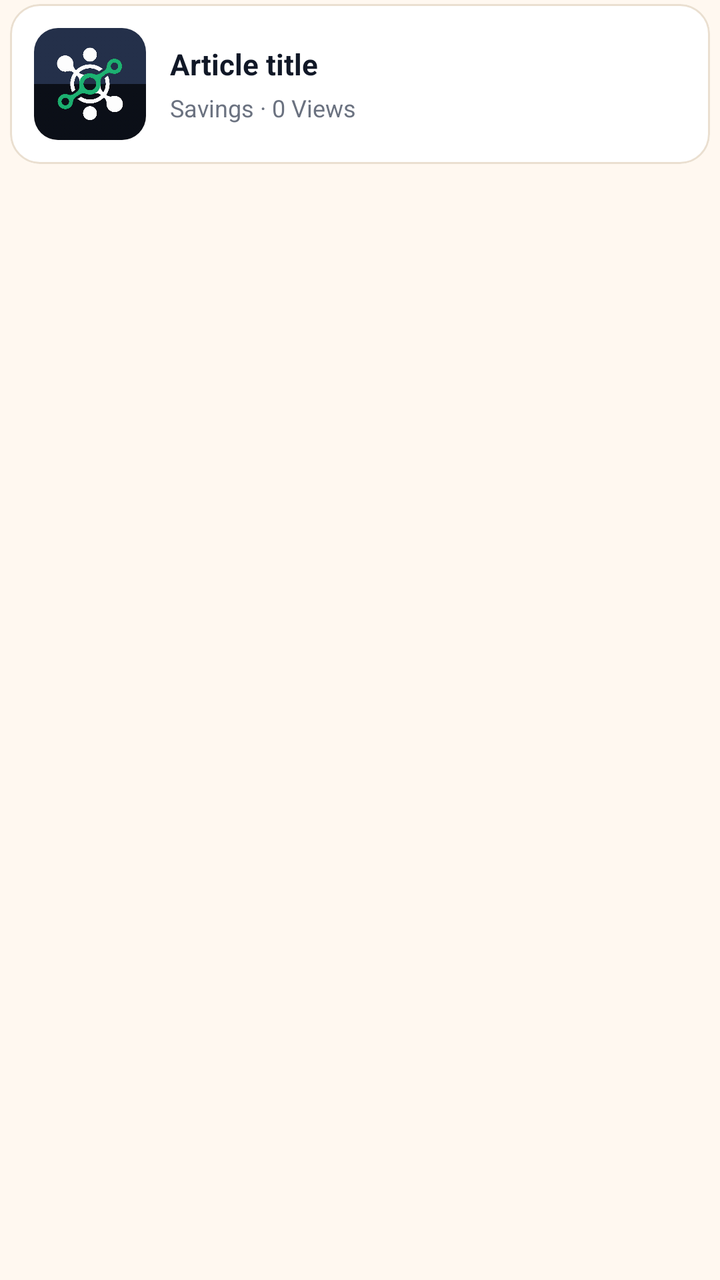
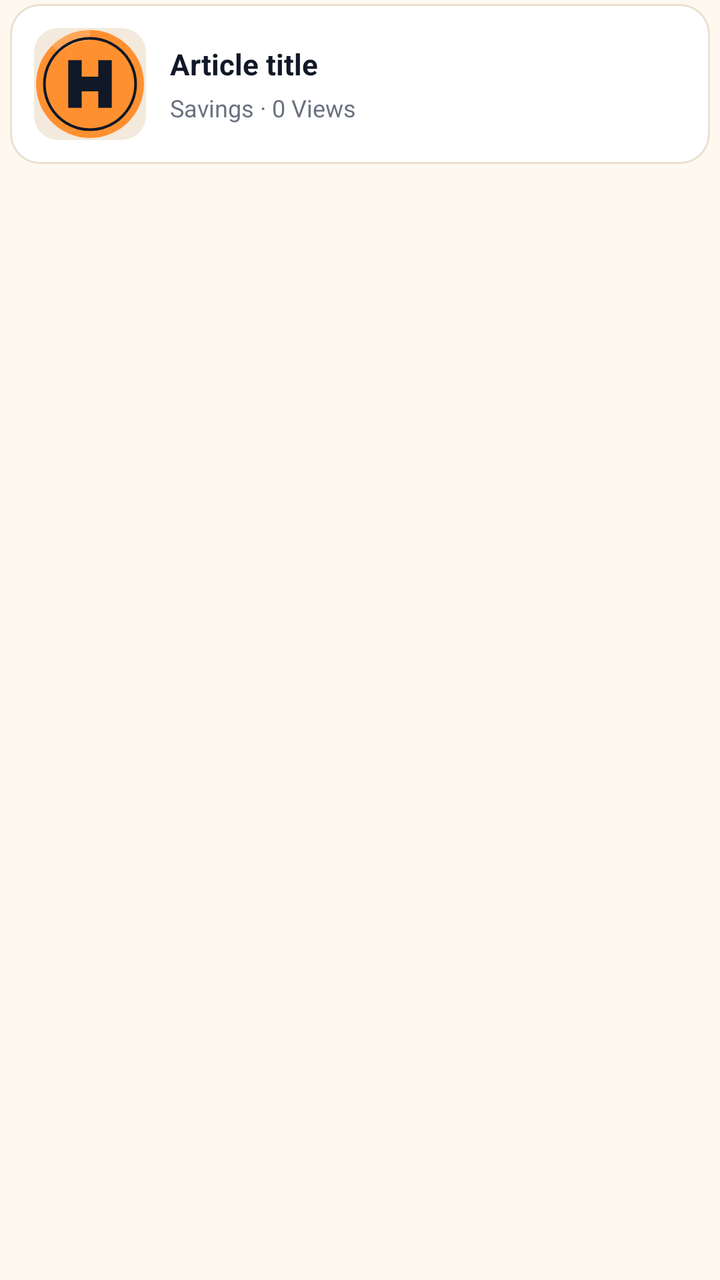

Before-and-after screenshots of an Android layout around one commit, followed by the original layout XML and the change that was made.
<!-- AndroidManifest.xml: application theme AppTheme -->
<!-- res/layout/home_learnhub_custom_display.xml -->
<LinearLayout
	xmlns:android="http://schemas.android.com/apk/res/android"
	xmlns:app="http://schemas.android.com/apk/res-auto"
	xmlns:tools="http://schemas.android.com/tools"
	android:layout_width="match_parent"
	android:layout_height="wrap_content"
	android:orientation="vertical">
	<com.google.android.material.card.MaterialCardView
		android:id="@+id/cardview1"
		android:layout_width="match_parent"
		android:layout_height="wrap_content"
		android:layout_marginLeft="5dp"
		android:layout_marginTop="2dp"
		android:layout_marginRight="5dp"
		android:layout_marginBottom="2dp"
		app:cardBackgroundColor="@color/colorSurface"
		app:cardElevation="0dp"
		app:strokeWidth="1dp"
		app:strokeColor="@color/colorCardStroke"
		app:cardCornerRadius="15dp">
		<LinearLayout
			android:id="@+id/linear1"
			android:layout_width="match_parent"
			android:layout_height="wrap_content"
			android:padding="12dp"
			android:gravity="center_vertical"
			android:orientation="horizontal">
			<androidx.cardview.widget.CardView
				android:id="@+id/cardview5"
				android:layout_width="56dp"
				android:layout_height="56dp"
				app:cardBackgroundColor="@color/colorSurfaceRaised"
				app:cardElevation="0dp"
				app:cardCornerRadius="12dp">
				<ImageView
					android:id="@+id/imageview1"
					android:layout_width="match_parent"
					android:layout_height="match_parent"
					android:src="@drawable/main_app_logo_1"
					android:scaleType="centerCrop"
					android:focusable="false" />
			</androidx.cardview.widget.CardView>
			<LinearLayout
				android:id="@+id/linear12"
				android:layout_width="0dp"
				android:layout_height="wrap_content"
				android:orientation="vertical"
				android:layout_weight="1"
				android:layout_marginStart="12dp">
				<TextView
					android:id="@+id/title_text"
					android:layout_width="match_parent"
					android:layout_height="wrap_content"
					android:text="Article title"
					android:textStyle="bold"
					android:textColor="@color/colorTextPrimary"
					android:textSize="14.5sp"
					android:maxLines="2"
					android:ellipsize="end"
					android:focusable="false" />
				<TextView
					android:id="@+id/category_text"
					android:layout_width="wrap_content"
					android:layout_height="wrap_content"
					android:layout_marginTop="4dp"
					android:text="Savings · 0 Views"
					android:textSize="12sp"
					android:textColor="@color/colorTextTertiary"
					android:focusable="false" />
			</LinearLayout>
		</LinearLayout>
	</com.google.android.material.card.MaterialCardView>
</LinearLayout>
<!-- resources referenced by this layout -->
<resources>
  <color name="colorCardStroke">#EADFD0</color>
  <color name="colorSurface">#FFFFFF</color>
  <color name="colorSurfaceRaised">#F3E9DC</color>
  <color name="colorTextPrimary">#111827</color>
  <color name="colorTextTertiary">#6B7280</color>
  <!-- drawable main_app_logo_1: png bitmap (drawable-xhdpi, 51797 bytes) -->
  <style name="HarvannaTextView" parent="android:Widget.TextView">
          <item name="android:textColor">@color/colorTextPrimary</item>
      </style>
  <color name="colorAccent">#FF9030</color>
  <color name="colorTextOnAccent">#111827</color>
  <color name="colorAccentDark">#E57A14</color>
  <color name="colorError">#EF4444</color>
  <color name="colorTextPrimaryWhite">#FFFFFF</color>
  <color name="colorControlNormal">#6B7280</color>
  <color name="colorAccentRipple">#1AFF9030</color>
  <color name="colorAccentStroke">#33FF9030</color>
  <color name="colorAccentStrong">#B85F0A</color>
  <color name="colorBackground">#FFF8F0</color>
  <color name="colorTextSecondary">#4B5563</color>
  <style name="HarvannaBottomSheetDialog" parent="ThemeOverlay.MaterialComponents.BottomSheetDialog">
          <item name="colorPrimary">@color/colorAccent</item>
          <item name="colorAccent">@color/colorAccent</item>
          <item name="colorSurface">@color/colorSurface</item>
          <item name="colorOnPrimary">@color/colorTextOnAccent</item>
          <item name="colorOnSurface">@color/colorTextPrimary</item>
          <item name="colorOnSurfaceVariant">@color/colorTextSecondary</item>
          <item name="android:textColorPrimary">@color/colorTextPrimary</item>
          <item name="bottomSheetStyle">@style/HarvannaBottomSheetStyle</item>
      </style>
  <style name="HarvannaDialogButton" parent="Widget.MaterialComponents.Button.TextButton.Dialog">
          <item name="android:textColor">@color/colorAccent</item>
          <item name="android:minHeight">48dp</item>
      </style>
  <style name="HarvannaBottomSheetStyle" parent="Widget.MaterialComponents.BottomSheet.Modal">
          <item name="backgroundTint">?attr/colorSurface</item>
          <item name="shapeAppearanceOverlay">@style/HarvannaBottomSheetShape</item>
      </style>
  <style name="HarvannaBottomSheetShape" parent="">
          <item name="cornerFamily">rounded</item>
          <item name="cornerSizeTopLeft">20dp</item>
          <item name="cornerSizeTopRight">20dp</item>
          <item name="cornerSizeBottomLeft">0dp</item>
          <item name="cornerSizeBottomRight">0dp</item>
      </style>
  <!-- unchanged entries left out for length: 2 -->
</resources>

<!-- the commit's change to res/layout/home_learnhub_custom_display.xml (unified diff, before → after) -->
@@ -36,7 +36,7 @@
 					android:id="@+id/imageview1"
 					android:layout_width="match_parent"
 					android:layout_height="match_parent"
-					android:src="@drawable/main_app_logo_1"
+					android:src="@drawable/ic_coin_harv"
 					android:scaleType="centerCrop"
 					android:focusable="false" />
 			</androidx.cardview.widget.CardView>
<!-- resource entries referenced after the edit -->
@@ -5,7 +5,32 @@
   <color name="colorSurfaceRaised">#F3E9DC</color>
   <color name="colorTextPrimary">#111827</color>
   <color name="colorTextTertiary">#6B7280</color>
-  <!-- drawable main_app_logo_1: png bitmap (drawable-xhdpi, 51797 bytes) -->
+  <!-- drawable ic_coin_harv (drawable) -->
+  <?xml version="1.0" encoding="utf-8"?>
+  <vector xmlns:android="http://schemas.android.com/apk/res/android"
+      android:width="108dp"
+      android:height="108dp"
+      android:viewportWidth="108"
+      android:viewportHeight="108">
+      
+      <path
+          android:fillColor="#FF9030"
+          android:pathData="M54,2a52,52 0,1 0,0.001 0z" />
+      
+      <path
+          android:fillColor="#33FFFFFF"
+          android:pathData="M54,2A52,52 0,0 0,17.2 17.2L24.5,24.5A41.7,41.7 0,0 1,54 12.3z" />
+      
+      <path
+          android:fillColor="#00000000"
+          android:strokeColor="#111827"
+          android:strokeWidth="2.6"
+          android:pathData="M54,10a44,44 0,1 0,0.001 0z" />
+      
+      <path
+          android:fillColor="#111827"
+          android:pathData="M33,31h13v16h16V31h13v46H62V61H46v16H33z" />
+  </vector>
   <style name="HarvannaTextView" parent="android:Widget.TextView">
           <item name="android:textColor">@color/colorTextPrimary</item>
       </style>
